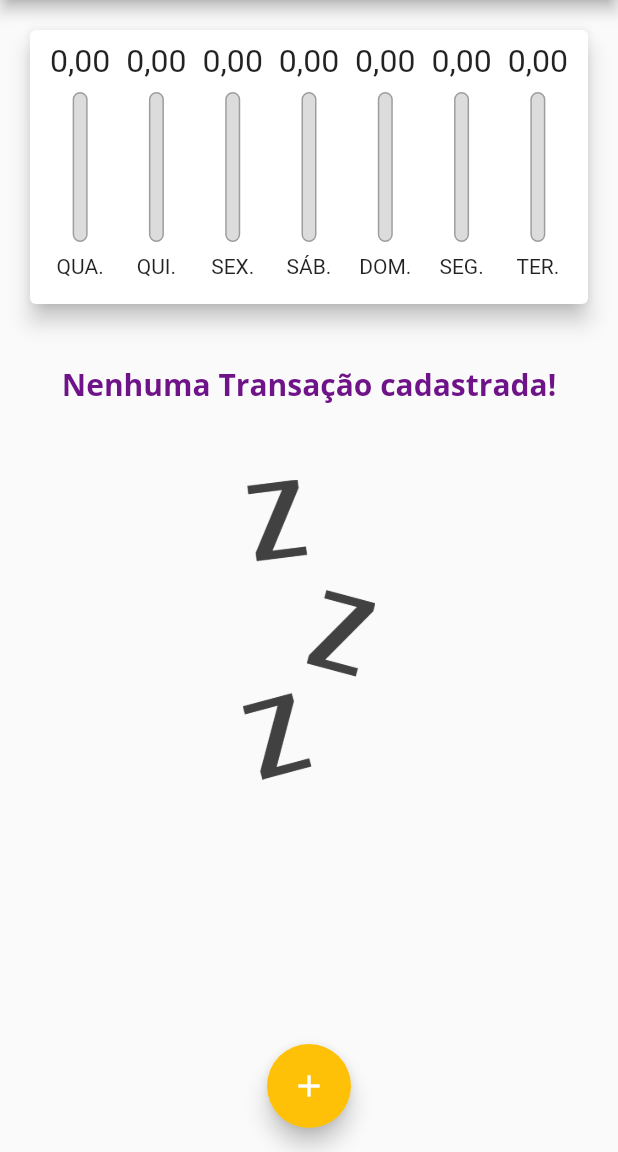
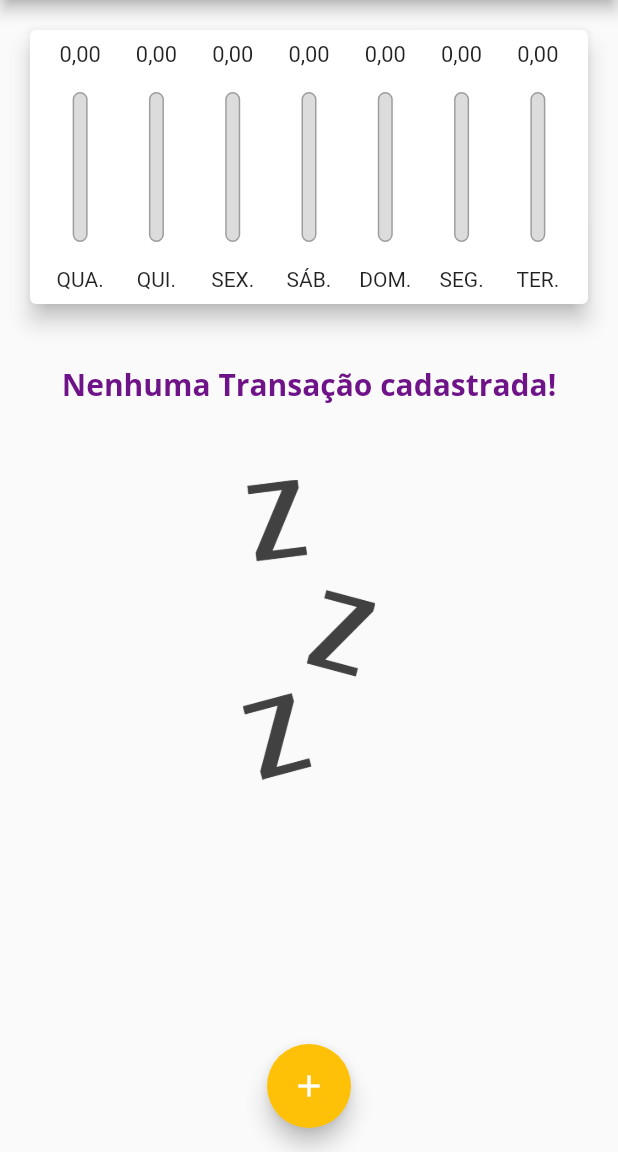
Before and after one commit to WellysonP/Depesas_Pessoais, a Flutter app: the screen it shows after launch, on a phone screen of 412 x 824 dp, the part 84-1236 px from its top. Run offline on Flutter 3.47's test engine with Material 2 defaults, Android fonts, the phone set to English and light mode, and no system bars.

Commit message:
Ajustado percentuais do CardBox

```diff
--- a/lib/componentes/chart_bar.dart
+++ b/lib/componentes/chart_bar.dart
@@ -17,14 +17,14 @@ class ChartBar extends StatelessWidget {
         return Column(
           children: [
             Container(
-              height: constraints.maxHeight * 0.15,
+              height: constraints.maxHeight * 0.10,
               child: FittedBox(
                 child: Text(NumberFormat.currency(
                         locale: "pt", customPattern: " #,###.# ")
                     .format(value)),
               ),
             ),
-            SizedBox(height: constraints.maxHeight * 0.05),
+            SizedBox(height: constraints.maxHeight * 0.10),
             Container(
               height: constraints.maxHeight * 0.6,
               width: 10,
@@ -53,9 +53,9 @@ class ChartBar extends StatelessWidget {
                 ],
               ),
             ),
-            SizedBox(height: constraints.maxHeight * 0.05),
+            SizedBox(height: constraints.maxHeight * 0.10),
             Container(
-              height: constraints.maxHeight * 0.15,
+              height: constraints.maxHeight * 0.10,
               child: Text(label),
             )
           ],
```
